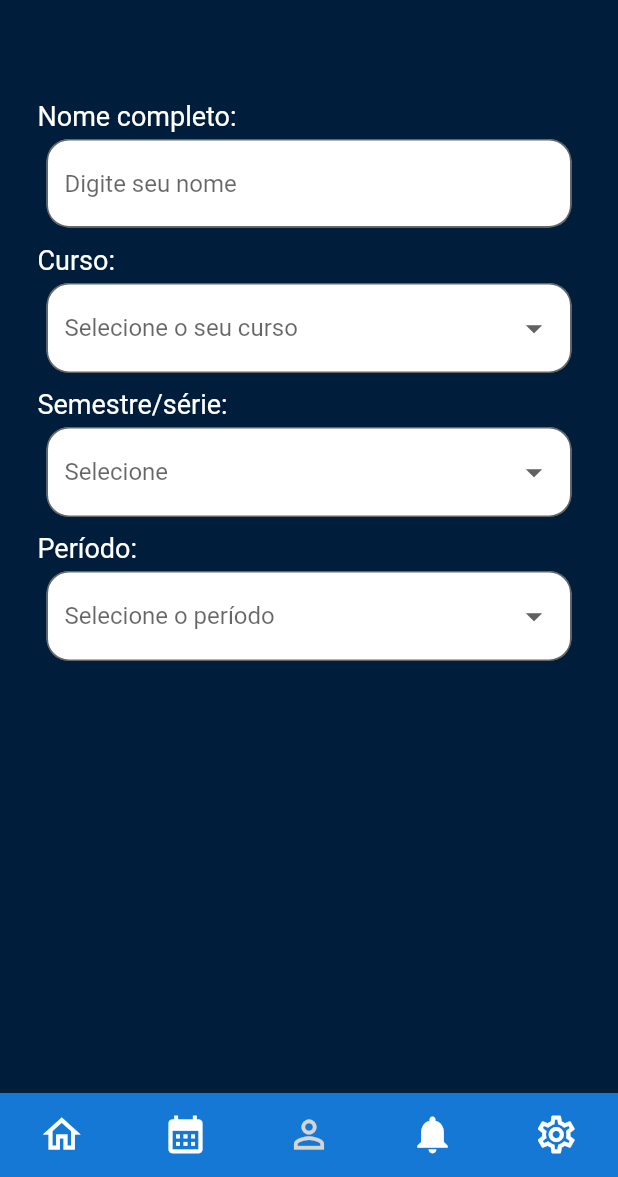
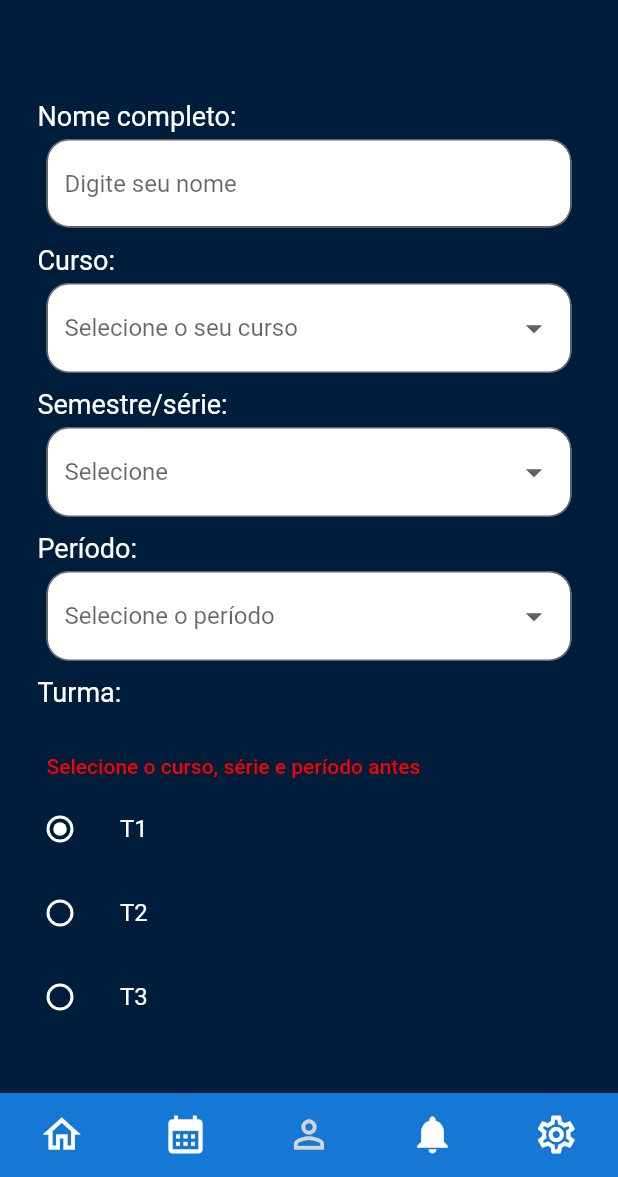
Before and after one commit to EnzoFavaro/Maua-Tasks, a Flutter app: the screen it shows after launch, item 4 of the bottom bar chosen, on a phone screen of 412 x 824 dp, the part 59-1236 px from its top. Run offline on Flutter 3.47's test engine with Material 2 defaults, Android fonts, the phone set to English and light mode, and no system bars; our stand-ins replace table_calendar; Roboto replaces fonts that are missing (Lato-Regular).

Commit message:
adicionando input radio na tela profile2
Signed-off-by: Iago Aurichio <iagoaurichio39@gmail.com>

```diff
--- a/lib/pages/profile2.dart
+++ b/lib/pages/profile2.dart
@@ -29,6 +29,7 @@ final dropOpcoesPeriodo = [
   "Noturno / Noite"
 ];
 
+enum SingingCharacter { t1, t2, t3 }
 
 class Profile2 extends StatefulWidget {
   const Profile2({super.key});
@@ -38,6 +39,8 @@ class Profile2 extends StatefulWidget {
 }
 
 class _Profile2State extends State<Profile2> {
+  SingingCharacter? _character = SingingCharacter.t1;
+
   @override
   Widget build(BuildContext context) {
     return Scaffold(
@@ -55,7 +58,8 @@ class _Profile2State extends State<Profile2> {
           ),
         ],
       ),
-      body: Column(
+      body: SingleChildScrollView(
+        child: Column(
           mainAxisAlignment: MainAxisAlignment.start,
           children: [
             const Padding(
@@ -111,13 +115,15 @@ class _Profile2State extends State<Profile2> {
                           dropValueCurso.value = escolha.toString(),
                       items: dropOpcoesCurso
                           .map(
-                          (op) => DropdownMenuItem(value: op, child: Text(op)),
+                            (op) =>
+                                DropdownMenuItem(value: op, child: Text(op)),
                           )
                           .toList(),
                       isExpanded: true,
                       decoration: InputDecoration(
                         focusedBorder: const OutlineInputBorder(
-                          borderRadius: BorderRadius.all(Radius.circular(15))),
+                            borderRadius:
+                                BorderRadius.all(Radius.circular(15))),
                         border: OutlineInputBorder(
                             borderRadius: BorderRadius.circular(15),
                             borderSide: const BorderSide(color: Colors.black)),
@@ -152,13 +158,15 @@ class _Profile2State extends State<Profile2> {
                           dropValueSerie.value = escolha.toString(),
                       items: dropOpcoesSerie
                           .map(
-                          (op) => DropdownMenuItem(value: op, child: Text(op)),
+                            (op) =>
+                                DropdownMenuItem(value: op, child: Text(op)),
                           )
                           .toList(),
                       isExpanded: true,
                       decoration: InputDecoration(
                         focusedBorder: const OutlineInputBorder(
-                          borderRadius: BorderRadius.all(Radius.circular(15))),
+                            borderRadius:
+                                BorderRadius.all(Radius.circular(15))),
                         border: OutlineInputBorder(
                             borderRadius: BorderRadius.circular(15),
                             borderSide: const BorderSide(color: Colors.black)),
@@ -193,13 +201,15 @@ class _Profile2State extends State<Profile2> {
                           dropValuePeriodo.value = escolha.toString(),
                       items: dropOpcoesPeriodo
                           .map(
-                          (op) => DropdownMenuItem(value: op, child: Text(op)),
+                            (op) =>
+                                DropdownMenuItem(value: op, child: Text(op)),
                           )
                           .toList(),
                       isExpanded: true,
                       decoration: InputDecoration(
                         focusedBorder: const OutlineInputBorder(
-                          borderRadius: BorderRadius.all(Radius.circular(15))),
+                            borderRadius:
+                                BorderRadius.all(Radius.circular(15))),
                         border: OutlineInputBorder(
                             borderRadius: BorderRadius.circular(15),
                             borderSide: const BorderSide(color: Colors.black)),
@@ -209,8 +219,74 @@ class _Profile2State extends State<Profile2> {
                       iconSize: 26,
                     ),
                   );
-              })
+                }),
+            const Padding(
+                padding: EdgeInsets.only(left: 25, top: 10, bottom: 5),
+                child: Align(
+                    alignment: Alignment.topLeft,
+                    child: Text(
+                      "Turma:",
+                      style: TextStyle(
+                          color: Colors.white,
+                          fontFamily: 'Lato-Regular',
+                          fontSize: 18),
+                    ))),
+            ElevatedButton(
+                onPressed: () {},
+                style: ButtonStyle(
+                    backgroundColor:
+                        MaterialStateProperty.all(const Color(0xff001E3B)),
+                    shadowColor: MaterialStateProperty.all(Colors.transparent),
+                    mouseCursor: MaterialStateMouseCursor.textable),
+                child: const Align(
+                    alignment: Alignment.topLeft,
+                    child: Padding(
+                        padding: EdgeInsets.only(left: 15, top: 20),
+                        child: Text(
+                          'Selecione o curso, série e período antes',
+                          style: TextStyle(color: Color(0xffFF0000)),
+                        )))),
+            ListTile(
+                textColor: Colors.white,
+                title: const Text('T1'),
+                leading: Radio<SingingCharacter>(
+                  fillColor: MaterialStateProperty.all(Colors.white),
+                  value: SingingCharacter.t1,
+                  groupValue: _character,
+                  onChanged: (SingingCharacter? value) {
+                    setState(() {
+                      _character = value;
+                    });
+                  },
+                )),
+            ListTile(
+                textColor: Colors.white,
+                title: const Text('T2'),
+                leading: Radio<SingingCharacter>(
+                  fillColor: MaterialStateProperty.all(Colors.white),
+                  value: SingingCharacter.t2,
+                  groupValue: _character,
+                  onChanged: (SingingCharacter? value) {
+                    setState(() {
+                      _character = value;
+                    });
+                  },
+                )),
+            ListTile(
+                textColor: Colors.white,
+                title: const Text('T3'),
+                leading: Radio<SingingCharacter>(
+                  fillColor: MaterialStateProperty.all(Colors.white),
+                  value: SingingCharacter.t3,
+                  groupValue: _character,
+                  onChanged: (SingingCharacter? value) {
+                    setState(() {
+                      _character = value;
+                    });
+                  },
+                )),
           ],
+        ),
       ),
     );
   }
```
Lines whose indentation alone changed are shown as unchanged.
